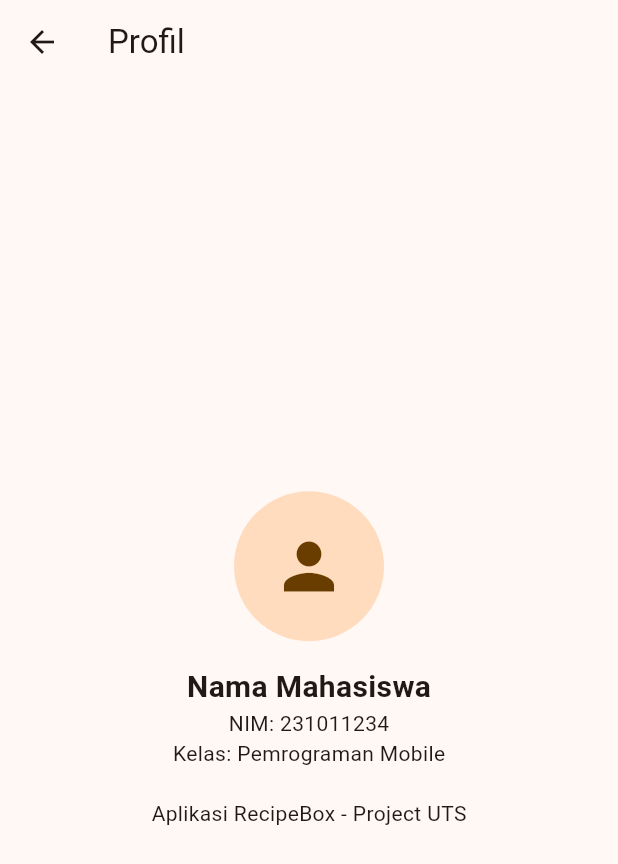
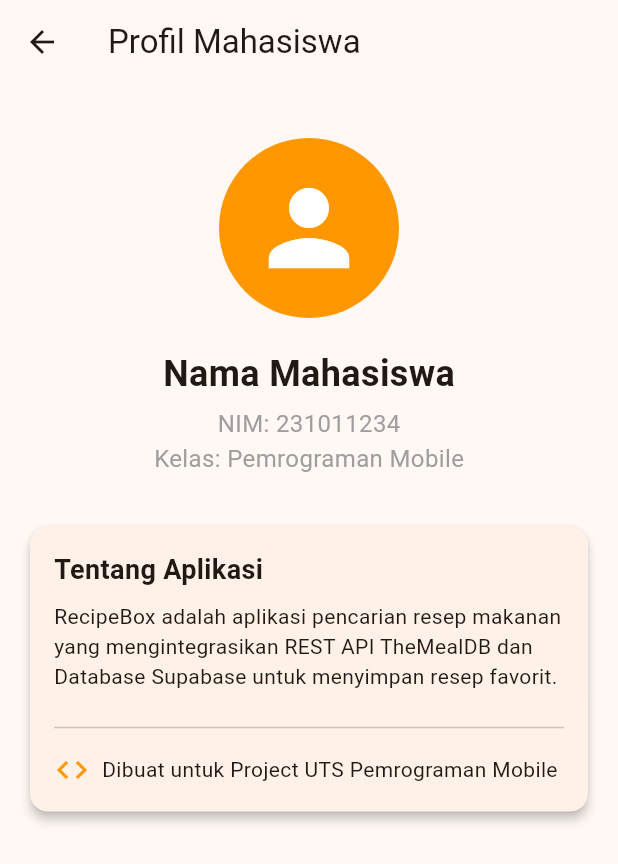
Before and after one commit to ketutronadino-wq/UTS_2415051108_Ketut-Rona-Dino, a Flutter app: the ProfileScreen screen opened directly, on a phone screen of 412 x 824 dp. Shown: the top 864 px of the screen. Run offline on Flutter 3.47's test engine with Material 3 defaults, Android fonts, the phone set to English and light mode, and no system bars; our stand-ins replace supabase_flutter; accounts and stored records are empty; network calls fail.

Commit message:
Enhance profile screen UI with application info card

```diff
--- a/lib/screens/profile_screen.dart
+++ b/lib/screens/profile_screen.dart
@@ -6,22 +6,65 @@ class ProfileScreen extends StatelessWidget {
   @override
   Widget build(BuildContext context) {
     return Scaffold(
-      appBar: AppBar(title: const Text('Profil')),
-      body: const Center(
-        child: Column(
-          mainAxisAlignment: MainAxisAlignment.center,
-          children: [
-            CircleAvatar(
-              radius: 50,
-              child: Icon(Icons.person, size: 50),
-            ),
-            SizedBox(height: 16),
-            Text('Nama Mahasiswa', style: TextStyle(fontSize: 20, fontWeight: FontWeight.bold)),
-            Text('NIM: 231011234'),
-            Text('Kelas: Pemrograman Mobile'),
-            SizedBox(height: 20),
-            Text('Aplikasi RecipeBox - Project UTS'),
-          ],
+      appBar: AppBar(title: const Text('Profil Mahasiswa')),
+      body: SingleChildScrollView(
+        child: Padding(
+          padding: const EdgeInsets.all(16.0),
+          child: Column(
+            children: [
+              const SizedBox(height: 20),
+              // Avatar
+              const CircleAvatar(
+                radius: 60,
+                backgroundColor: Colors.orange,
+                child: Icon(Icons.person, size: 80, color: Colors.white),
+              ),
+              const SizedBox(height: 20),
+
+              // Nama dan NIM
+              const Text(
+                'Nama Mahasiswa', // GANTI DENGAN NAMA ANDA
+                style: TextStyle(fontSize: 24, fontWeight: FontWeight.bold),
+              ),
+              const SizedBox(height: 5),
+              const Text(
+                'NIM: 231011234', // GANTI DENGAN NIM ANDA
+                style: TextStyle(fontSize: 16, color: Colors.grey),
+              ),
+              const Text(
+                'Kelas: Pemrograman Mobile',
+                style: TextStyle(fontSize: 16, color: Colors.grey),
+              ),
+              const SizedBox(height: 30),
+
+              // Card Info Aplikasi
+              Card(
+                elevation: 3,
+                shape: RoundedRectangleBorder(borderRadius: BorderRadius.circular(12)),
+                child: const Padding(
+                  padding: EdgeInsets.all(16.0),
+                  child: Column(
+                    crossAxisAlignment: CrossAxisAlignment.start,
+                    children: [
+                      Text('Tentang Aplikasi', style: TextStyle(fontSize: 18, fontWeight: FontWeight.bold)),
+                      SizedBox(height: 8),
+                      Text('RecipeBox adalah aplikasi pencarian resep makanan yang mengintegrasikan REST API TheMealDB dan Database Supabase untuk menyimpan resep favorit.'),
+                      SizedBox(height: 16),
+                      Divider(),
+                      SizedBox(height: 8),
+                      Row(
+                        children: [
+                          Icon(Icons.code, color: Colors.orange),
+                          SizedBox(width: 8),
+                          Text('Dibuat untuk Project UTS Pemrograman Mobile'),
+                        ],
+                      )
+                    ],
+                  ),
+                ),
+              ),
+            ],
+          ),
         ),
       ),
     );
```
